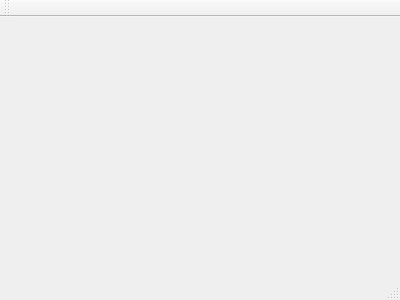
First picture: the form in mainwindow.ui, repository Alice850718/Candy-crush, before the edit.
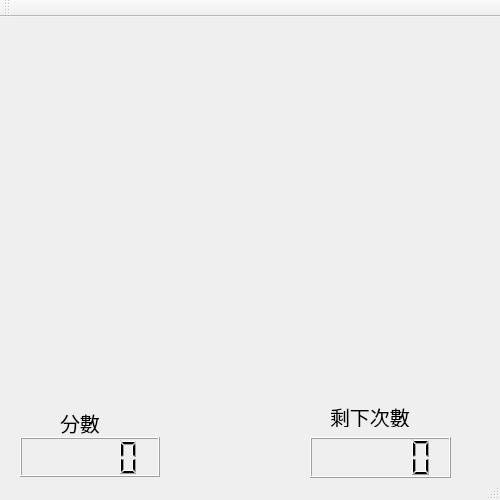
Second picture: the form after the edit.

```diff
--- a/mainwindow.ui
+++ b/mainwindow.ui
@@ -1,24 +1,96 @@
 <ui version="4.0">
  <class>MainWindow</class>
- <widget class="QMainWindow" name="MainWindow" >
-  <property name="geometry" >
+ <widget class="QMainWindow" name="MainWindow">
+  <property name="geometry">
    <rect>
     <x>0</x>
     <y>0</y>
-    <width>400</width>
-    <height>300</height>
+    <width>500</width>
+    <height>500</height>
    </rect>
   </property>
   <property name="windowTitle" >
    <string>MainWindow</string>
   </property>
-  <widget class="QMenuBar" name="menuBar" />
-  <widget class="QToolBar" name="mainToolBar" />
-  <widget class="QWidget" name="centralWidget" />
-  <widget class="QStatusBar" name="statusBar" />
+  <widget class="QWidget" name="centralWidget">
+   <widget class="QLCDNumber" name="lcdNumber">
+    <property name="geometry">
+     <rect>
+      <x>20</x>
+      <y>420</y>
+      <width>140</width>
+      <height>40</height>
+     </rect>
+    </property>
+   </widget>
+   <widget class="QLCDNumber" name="lcdNumber_2">
+    <property name="geometry">
+     <rect>
+      <x>310</x>
+      <y>420</y>
+      <width>141</width>
+      <height>41</height>
+     </rect>
+    </property>
+   </widget>
+   <widget class="QLabel" name="label">
+    <property name="geometry">
+     <rect>
+      <x>330</x>
+      <y>390</y>
+      <width>111</width>
+      <height>20</height>
+     </rect>
+    </property>
+    <property name="font">
+     <font>
+      <pointsize>15</pointsize>
+     </font>
+    </property>
+    <property name="text">
+     <string>剩下次數</string>
+    </property>
+   </widget>
+   <widget class="QLabel" name="label_2">
+    <property name="geometry">
+     <rect>
+      <x>60</x>
+      <y>390</y>
+      <width>81</width>
+      <height>31</height>
+     </rect>
+    </property>
+    <property name="font">
+     <font>
+      <pointsize>15</pointsize>
+     </font>
+    </property>
+    <property name="text">
+     <string>分數</string>
+    </property>
+   </widget>
+  </widget>
+  <widget class="QMenuBar" name="menuBar">
+   <property name="geometry">
+    <rect>
+     <x>0</x>
+     <y>0</y>
+     <width>500</width>
+     <height>21</height>
+    </rect>
+   </property>
+  </widget>
+  <widget class="QToolBar" name="mainToolBar">
+   <attribute name="toolBarArea">
+    <enum>TopToolBarArea</enum>
+   </attribute>
+   <attribute name="toolBarBreak">
+    <bool>false</bool>
+   </attribute>
+  </widget>
+  <widget class="QStatusBar" name="statusBar"/>
  </widget>
- <layoutDefault spacing="6" margin="11" />
- <pixmapfunction></pixmapfunction>
+ <layoutdefault spacing="6" margin="11"/>
  <resources/>
  <connections/>
 </ui>
```
Left out of the diff: 3 changed lines with no effect on the pictures.
